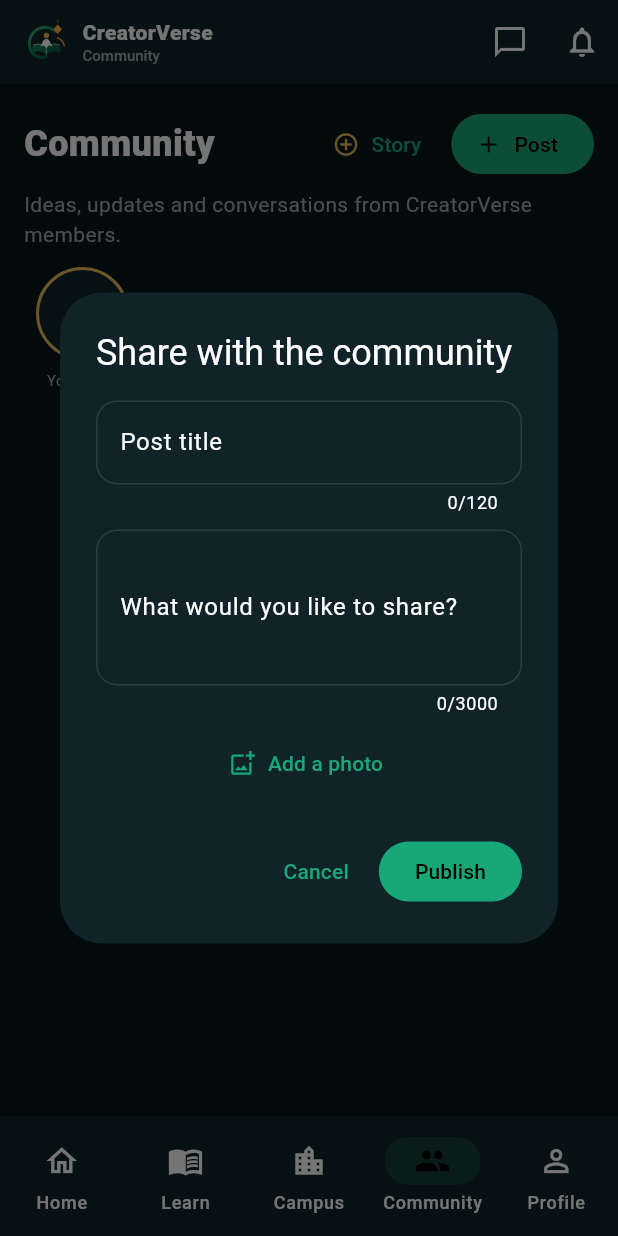
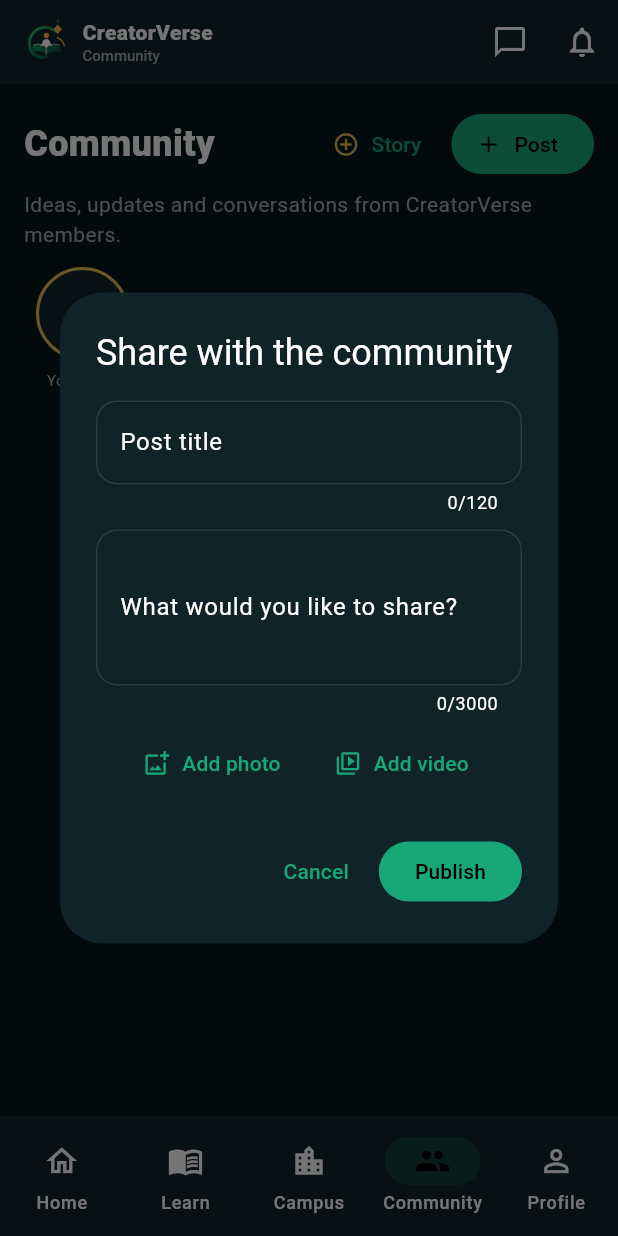
Before and after one commit to Cletus-Tech/creatorverse-ai, a Flutter app: the screen it shows once a user with an empty profile is signed in, item 4 of the bottom bar chosen, after a tap on "Post", on a phone screen of 412 x 824 dp. Run offline on Flutter 3.47's test engine with Material 3 defaults, Android fonts, the phone set to English and light mode, and no system bars; our stand-ins replace flutter_svg, image_picker, permission_handler, shared_preferences, supabase_flutter, video_player; missing offline and left inert: flutter_inappwebview; accounts and stored records are empty.

Commit message:
Support image and short video uploads for stories and posts

```diff
--- a/apps/mobile/lib/main.dart
+++ b/apps/mobile/lib/main.dart
@@ -1614,31 +1614,35 @@ class _CommunityTabState extends State<CommunityTab> {
     await Future.wait([nextFeed,nextStories]);
   }
   Future<void> createStory() async {
-    final input=TextEditingController();XFile? photo;
+    final input=TextEditingController();XFile? media;bool video=false;
     final ok=await showDialog<bool>(context:context,builder:(ctx)=>StatefulBuilder(builder:(ctx,setDialog)=>AlertDialog(backgroundColor:panel,title:const Text('Share a 24-hour story'),
       content:material_widgets_ui.Column(mainAxisSize:MainAxisSize.min,children:[
         TextField(controller:input,minLines:3,maxLines:5,maxLength:500,decoration:const InputDecoration(hintText:'Add a message (optional with a photo)')),
-        const SizedBox(height:8),TextButton.icon(onPressed:()async{final picked=await ImagePicker().pickImage(source:ImageSource.gallery,imageQuality:82,maxWidth:1600);if(picked!=null)setDialog(()=>photo=picked);},
-          icon:const Icon(Icons.add_photo_alternate_outlined),label:Text(photo==null?'Add a photo':'Photo: ${photo!.name}')),
+        const SizedBox(height:8),Wrap(spacing:8,children:[
+          TextButton.icon(onPressed:()async{final picked=await ImagePicker().pickImage(source:ImageSource.gallery,imageQuality:82,maxWidth:1600);if(picked!=null)setDialog((){media=picked;video=false;});},
+            icon:const Icon(Icons.add_photo_alternate_outlined),label:Text(media==null?'Add photo':(!video?'Photo selected':'Change photo'))),
+          TextButton.icon(onPressed:()async{final picked=await ImagePicker().pickVideo(source:ImageSource.gallery,maxDuration:const Duration(seconds:60));if(picked!=null)setDialog((){media=picked;video=true;});},
+            icon:const Icon(Icons.video_library_outlined),label:Text(video?'Video selected':'Add video')),
+        ]),
       ]),
       actions:[TextButton(onPressed:()=>material_widgets_ui.Navigator.pop(ctx,false),child:const Text('Cancel')),FilledButton(onPressed:()=>material_widgets_ui.Navigator.pop(ctx,true),child:const Text('Share story'))])));
     if(!mounted){input.dispose();return;}
     final content=input.text.trim();input.dispose();
     if(ok!=true)return;
-    if(content.isEmpty&&photo==null){ScaffoldMessenger.of(context).showSnackBar(const SnackBar(content:Text('Add a message or photo to your story.')));return;}
+    if(content.isEmpty&&media==null){ScaffoldMessenger.of(context).showSnackBar(const SnackBar(content:Text('Add a message or photo to your story.')));return;}
     try{
       final userId=db.auth.currentUser!.id;String? mediaUrl;
-      if(photo!=null){
-        final ext=photo!.name.split('.').last.toLowerCase();
-        final safeExt=['png','webp','gif'].contains(ext)?ext:'jpg';
-        final mime=safeExt=='png'?'image/png':safeExt=='webp'?'image/webp':safeExt=='gif'?'image/gif':'image/jpeg';
+      if(media!=null){
+        final ext=media!.name.split('.').last.toLowerCase();
+        final safeExt=video?(<String>['mp4','mov','webm'].contains(ext)?ext:'mp4'):(<String>['png','webp','gif'].contains(ext)?ext:'jpg');
+        final mime=video?(safeExt=='mov'?'video/quicktime':safeExt=='webm'?'video/webm':'video/mp4'):(safeExt=='png'?'image/png':safeExt=='webp'?'image/webp':safeExt=='gif'?'image/gif':'image/jpeg');
         final path='$userId/stories/${DateTime.now().millisecondsSinceEpoch}.$safeExt';
-        await db.storage.from('community-media').uploadBinary(path,await photo!.readAsBytes(),fileOptions:FileOptions(contentType:mime));
+        await db.storage.from('community-media').uploadBinary(path,await media!.readAsBytes(),fileOptions:FileOptions(contentType:mime));
         mediaUrl=db.storage.from('community-media').getPublicUrl(path);
       }
       final now=DateTime.now().toUtc();
       await db.from('cv_stories').insert({'user_id':userId,'content':content,'media_url':mediaUrl,
-        'media_type':mediaUrl==null?'text':'image','background':'#123D35','expires_at':now.add(const Duration(hours:24)).toIso8601String()});
+        'media_type':mediaUrl==null?'text':(video?'video':'image'),'background':'#123D35','expires_at':now.add(const Duration(hours:24)).toIso8601String()});
       await refresh();
     }catch(e){if(mounted)ScaffoldMessenger.of(context).showSnackBar(SnackBar(content:Text('Could not publish story: $e')));}
   }
@@ -1690,37 +1694,41 @@ class _CommunityTabState extends State<CommunityTab> {
       }));
   }
   Future<void> createPost() async {
-    final title = TextEditingController(), body = TextEditingController();XFile? photo;
+    final title = TextEditingController(), body = TextEditingController();XFile? media;bool video=false;
     final ok = await showDialog<bool>(context: context, builder: (dialogContext) => StatefulBuilder(builder:(dialogContext,setDialog)=>AlertDialog(
       backgroundColor: panel, title: const Text('Share with the community'),
       content: SizedBox(width: 420, child: material_widgets_ui.Column(mainAxisSize: MainAxisSize.min, children: [
         TextField(controller: title, maxLength: 120, decoration: const InputDecoration(labelText: 'Post title')),
         const SizedBox(height: 10), TextField(controller: body, minLines: 3, maxLines: 6, maxLength: 3000,
           decoration: const InputDecoration(labelText: 'What would you like to share?')),
-        const SizedBox(height:8),TextButton.icon(onPressed:()async{final picked=await ImagePicker().pickImage(source:ImageSource.gallery,imageQuality:82,maxWidth:1600);if(picked!=null)setDialog(()=>photo=picked);},
-          icon:const Icon(Icons.add_photo_alternate_outlined),label:Text(photo==null?'Add a photo':'Photo: ${photo!.name}')),
+        const SizedBox(height:8),Wrap(spacing:8,children:[
+          TextButton.icon(onPressed:()async{final picked=await ImagePicker().pickImage(source:ImageSource.gallery,imageQuality:82,maxWidth:1600);if(picked!=null)setDialog((){media=picked;video=false;});},
+            icon:const Icon(Icons.add_photo_alternate_outlined),label:Text(media==null?'Add photo':(!video?'Photo selected':'Change photo'))),
+          TextButton.icon(onPressed:()async{final picked=await ImagePicker().pickVideo(source:ImageSource.gallery,maxDuration:const Duration(seconds:60));if(picked!=null)setDialog((){media=picked;video=true;});},
+            icon:const Icon(Icons.video_library_outlined),label:Text(video?'Video selected':'Add video')),
+        ]),
       ])),
       actions: [TextButton(onPressed: () => material_widgets_ui.Navigator.pop(dialogContext, false), child: const Text('Cancel')),
         FilledButton(onPressed: () => material_widgets_ui.Navigator.pop(dialogContext, true), child: const Text('Publish'))])));
     if (!mounted) { title.dispose(); body.dispose(); return; }
     if (ok != true) { title.dispose(); body.dispose(); return; }
     final titleText=title.text.trim(),bodyText=body.text.trim();title.dispose();body.dispose();
-    if (titleText.length < 3 || (bodyText.isEmpty&&photo==null)) {
+    if (titleText.length < 3 || (bodyText.isEmpty&&media==null)) {
       if (mounted) ScaffoldMessenger.of(context).showSnackBar(const SnackBar(content: Text('Add a title and some post content or a photo.')));
       return;
     }
     try {
       final userId=db.auth.currentUser!.id;String? imageUrl;
-      if(photo!=null){
-        final ext=photo!.name.split('.').last.toLowerCase();
-        final safeExt=['png','webp','gif'].contains(ext)?ext:'jpg';
-        final mime=safeExt=='png'?'image/png':safeExt=='webp'?'image/webp':safeExt=='gif'?'image/gif':'image/jpeg';
+      if(media!=null){
+        final ext=media!.name.split('.').last.toLowerCase();
+        final safeExt=video?(<String>['mp4','mov','webm'].contains(ext)?ext:'mp4'):(<String>['png','webp','gif'].contains(ext)?ext:'jpg');
+        final mime=video?(safeExt=='mov'?'video/quicktime':safeExt=='webm'?'video/webm':'video/mp4'):(safeExt=='png'?'image/png':safeExt=='webp'?'image/webp':safeExt=='gif'?'image/gif':'image/jpeg');
         final path='$userId/posts/${DateTime.now().millisecondsSinceEpoch}.$safeExt';
-        await db.storage.from('community-media').uploadBinary(path,await photo!.readAsBytes(),fileOptions:FileOptions(contentType:mime));
+        await db.storage.from('community-media').uploadBinary(path,await media!.readAsBytes(),fileOptions:FileOptions(contentType:mime));
         imageUrl=db.storage.from('community-media').getPublicUrl(path);
       }
       await db.from('community_posts').insert({'user_id':userId,'title':titleText,'description':bodyText,
-        'image_url':imageUrl,'category':'General','tags':<String>[],'status':'published'});
+        'image_url':imageUrl,'media_type':imageUrl==null?'none':(video?'video':'image'),'category':'General','tags':<String>[],'status':'published'});
       await refresh();
     } catch (e) {
       if (mounted) ScaffoldMessenger.of(context).showSnackBar(SnackBar(content: Text('Could not publish: $e')));
```
